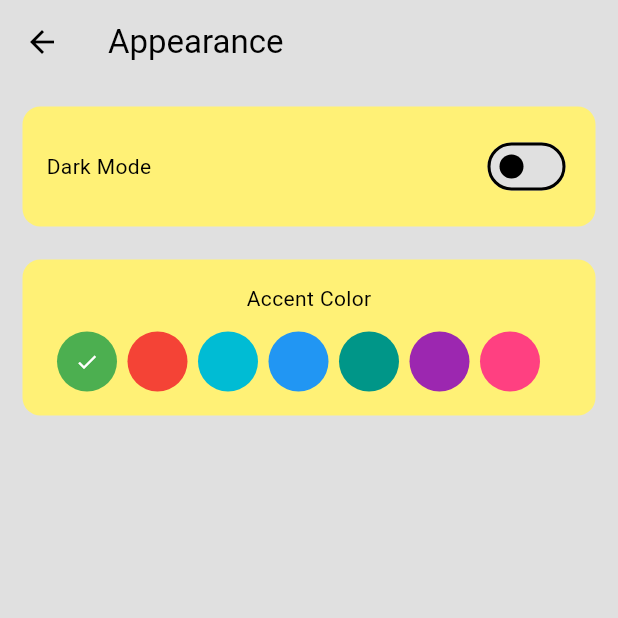
After one commit to TunarAlasgarzade/chat_app, a Flutter app: the screen it shows once a user with an empty profile is signed in, item 3 of the bottom bar chosen, after a tap on "Appearance", on a phone screen of 412 x 824 dp, the top half of it. The commit adds this screen. Run offline on Flutter 3.47's test engine with Material 3 defaults, Android fonts, the phone set to English and light mode, and no system bars; our stand-ins replace audioplayers, cloud_firestore, firebase_auth, firebase_core, shared_preferences; accounts and stored records are empty; network calls fail.

Commit message:
feat: add appearance page with dark mode toggle and accent color selection

```diff
--- a/lib/main.dart
+++ b/lib/main.dart
@@ -31,7 +31,7 @@ class MyApp extends StatelessWidget {
     return MaterialApp(
       debugShowCheckedModeBanner: false,
       home: const AuthGate(),
-      theme: Provider.of<ThemeProvider>(context).themeData,
+      theme: context.watch<ThemeProvider>().themeData,
     );
   }
 }
--- /dev/null
+++ b/lib/pages/appearance_page.dart
@@ -0,0 +1,142 @@
+import 'package:chat_app/themes/theme_provider.dart';
+import 'package:flutter/material.dart';
+import 'package:provider/provider.dart';
+
+class AppearancePage extends StatelessWidget {
+  const AppearancePage({super.key});
+
+  @override
+  Widget build(BuildContext context) {
+    return Consumer<ThemeProvider>(
+      builder: (context, themeProvider, child) {
+        return Scaffold(
+          appBar: AppBar(
+            title: const Text("Appearance"),
+          ),
+          body: Column(
+            children: [
+              // dark mode
+              Container(
+                decoration: BoxDecoration(
+                  color: Theme.of(context).colorScheme.secondary,
+                  borderRadius: BorderRadius.all(Radius.circular(12)),
+                ),
+                margin: const EdgeInsets.only(right: 15, left: 15, top: 15),
+                padding: const EdgeInsets.all(16),
+                child: Row(
+                  mainAxisAlignment: MainAxisAlignment.spaceBetween,
+                  children: [
+                    const Text("Dark Mode"),
+                    Switch(
+                      value: themeProvider.isDarkMode,
+                      onChanged: (value) => context.read<ThemeProvider>().toggleTheme(),
+                    ),
+                  ],
+                ),
+              ),
+
+              SizedBox(height: 7),
+
+              // primary color
+              Container(
+                decoration: BoxDecoration(
+                  color: Theme.of(context).colorScheme.secondary,
+                  borderRadius: BorderRadius.all(Radius.circular(12)),
+                ),
+                margin: const EdgeInsets.only(right: 15, left: 15, top: 15),
+                padding: const EdgeInsets.all(16),
+                child: Column(
+                  children: [
+                    Text("Accent Color"),
+                    SizedBox(height: 12),
+                    Row(
+                      children: [
+                        SizedBox(width: 7),
+                        GestureDetector(
+                          onTap: () => context.read<ThemeProvider>().changeColor(Colors.green),
+                          child: CircleAvatar(
+                            backgroundColor: Colors.green,
+                            radius: 20,
+                            child: themeProvider.color == Colors.green
+                                ? Icon(Icons.check, color: Colors.white, size: 16)
+                                : null,
+                          )
+                        ),
+                        SizedBox(width: 7),
+                        GestureDetector(
+                          onTap: () => context.read<ThemeProvider>().changeColor(Colors.red),
+                          child: CircleAvatar(
+                            backgroundColor: Colors.red,
+                            radius: 20,
+                            child: themeProvider.color == Colors.red
+                                ? Icon(Icons.check, color: Colors.white, size: 16)
+                                : null,
+                          )
+                        ),
+                        SizedBox(width: 7),
+                        GestureDetector(
+                          onTap: () => context.read<ThemeProvider>().changeColor(Colors.cyan),
+                          child: CircleAvatar(
+                            backgroundColor: Colors.cyan,
+                            radius: 20,
+                            child: themeProvider.color == Colors.cyan
+                                ? Icon(Icons.check, color: Colors.white, size: 16)
+                                : null,
+                          )
+                        ),
+                        SizedBox(width: 7),
+                        GestureDetector(
+                          onTap: () => context.read<ThemeProvider>().changeColor(Colors.blue),
+                          child: CircleAvatar(
+                            backgroundColor: Colors.blue,
+                            radius: 20,
+                            child: themeProvider.color == Colors.blue
+                                ? Icon(Icons.check, color: Colors.white, size: 16)
+                                : null,
+                          )
+                        ),
+                        SizedBox(width: 7),
+                        GestureDetector(
+                          onTap: () => context.read<ThemeProvider>().changeColor(Colors.teal),
+                          child: CircleAvatar(
+                            backgroundColor: Colors.teal,
+                            radius: 20,
+                            child: themeProvider.color == Colors.teal
+                                ? Icon(Icons.check, color: Colors.white, size: 16)
+                                : null,
+                          )
+                        ),
+                        SizedBox(width: 7),
+                        GestureDetector(
+                          onTap: () => context.read<ThemeProvider>().changeColor(Colors.purple),
+                          child: CircleAvatar(
+                            backgroundColor: Colors.purple,
+                            radius: 20,
+                            child: themeProvider.color == Colors.purple
+                                ? Icon(Icons.check, color: Colors.white, size: 16)
+                                : null,
+                          )
+                        ),
+                        SizedBox(width: 7),
+                        GestureDetector(
+                          onTap: () => context.read<ThemeProvider>().changeColor(Colors.pinkAccent),
+                          child: CircleAvatar(
+                            backgroundColor: Colors.pinkAccent,
+                            radius: 20,
+                            child: themeProvider.color == Colors.pinkAccent
+                                ? Icon(Icons.check, color: Colors.white, size: 16)
+                                : null,
+                          )
+                        ),
+                      ],
+                    ),
+                  ],
+                ),
+              ),
+            ],
+          ),
+        );
+      },
+    );
+  }
+}
--- a/lib/pages/chat_page.dart
+++ b/lib/pages/chat_page.dart
@@ -215,7 +215,7 @@ class _ChatPageState extends State<ChatPage> {
             ),
           ),
           Container(
-            decoration: const BoxDecoration(color: Colors.green, shape: BoxShape.circle),
+            decoration: BoxDecoration(color: Theme.of(context).colorScheme.primary, shape: BoxShape.circle),
             margin: const EdgeInsets.only(right: 9),
             child: IconButton(
               onPressed: sendMessage,
--- a/lib/pages/settings_page.dart
+++ b/lib/pages/settings_page.dart
@@ -1,3 +1,4 @@
+import 'package:chat_app/pages/appearance_page.dart';
 import 'package:chat_app/themes/theme_provider.dart';
 import 'package:flutter/material.dart';
 import 'package:provider/provider.dart';
@@ -13,27 +14,30 @@ class SettingsPage extends StatelessWidget {
       backgroundColor: Theme.of(context).colorScheme.surface,
       body: Column(
         children: [
-          Container(
+          GestureDetector(
+            onTap: () {
+               Navigator.push(
+                context,
+                MaterialPageRoute(builder: (context) => AppearancePage()),
+              );
+            },
+            child: Container(
               decoration: BoxDecoration(
                 color: Theme.of(context).colorScheme.secondary,
                 borderRadius: BorderRadius.all(Radius.circular(12))
               ),
               margin: const EdgeInsets.only(right: 15, left: 15, top: 15),
-            padding:const EdgeInsets.all(16),
+              padding:const EdgeInsets.all(27.6),
               child: Row(
                 mainAxisAlignment: MainAxisAlignment.spaceBetween,
                 children: [
-                // dark mode
-                const Text("Dark Mode"),
+                  // blocked users
+                  const Text("Appearance"),
 
-                // switch toggle
-                Switch(
-                  value: Provider.of<ThemeProvider>(context, listen: false).isDarkMode,
-                  onChanged: (value) =>
-                    Provider.of<ThemeProvider>(context, listen: false)
-                      .toggleTheme()
-                )
+                  // arrow forward
+                  Icon(Icons.arrow_forward)
                 ],
+              ),
             ),
           ),
           GestureDetector(
--- a/lib/themes/dark_mode.dart
+++ b/lib/themes/dark_mode.dart
@@ -1,11 +1,13 @@
 import 'package:flutter/material.dart';
 
-ThemeData darkMode = ThemeData(
+ThemeData darkMode(Color color) {
+  return ThemeData(
       colorScheme: ColorScheme.dark(
       surface: Colors.grey.shade900,
-    primary: Colors.green.shade600,
+      primary: color,
       secondary: Colors.grey.shade800,
       tertiary: Colors.grey.shade700,
       inversePrimary: Colors.grey.shade300,
     ),
   );
+}
--- a/lib/themes/light_mode.dart
+++ b/lib/themes/light_mode.dart
@@ -1,11 +1,13 @@
 import 'package:flutter/material.dart';
 
-ThemeData lightMode = ThemeData(
+ThemeData lightMode(Color color) {
+  return ThemeData(
       colorScheme: ColorScheme.light(
       surface: Colors.grey.shade300,
-    primary: Colors.green,
+      primary: color,
       secondary: Colors.yellow.shade300,
       tertiary: Colors.grey.shade500,
       inversePrimary: Colors.grey.shade900
     ),
   );
+}
--- a/lib/themes/theme_provider.dart
+++ b/lib/themes/theme_provider.dart
@@ -4,36 +4,34 @@ import 'package:flutter/material.dart';
 import 'package:shared_preferences/shared_preferences.dart';
 
 class ThemeProvider extends ChangeNotifier {
-  ThemeData _themeData = lightMode;
+  bool _isDarkMode = false;
+  Color _color = Colors.green;
 
-  ThemeData get themeData => _themeData;
-
-  bool get isDarkMode => _themeData == darkMode;
+  ThemeData get themeData => _isDarkMode ? darkMode(_color) : lightMode(_color);
+  bool get isDarkMode => _isDarkMode;
+  Color get color => _color;
 
   Future<void> loadTheme() async {
     final prefs = await SharedPreferences.getInstance();
-    final isDark = prefs.getBool("isDarkMode");
-
-    if (isDark == true) {
-      _themeData = darkMode;
-    } else {
-      _themeData = lightMode;
+    _isDarkMode = prefs.getBool("isDarkMode") ?? false;
+    final savedColor = prefs.getInt("accentColor");
+    if (savedColor != null) {
+      _color = Color(savedColor);
     }
-    notifyListeners();
-  }
-
-  set themeData(ThemeData themeData) {
-    _themeData = themeData;
     notifyListeners();
   }
 
   void toggleTheme() async {
     final prefs = await SharedPreferences.getInstance();
-    if (_themeData == lightMode) {
-      themeData = darkMode;
-    } else {
-      themeData = lightMode;
-    }
-    prefs.setBool("isDarkMode", isDarkMode);
+    _isDarkMode = !_isDarkMode;
+    prefs.setBool("isDarkMode", _isDarkMode);
+    notifyListeners();
+  }
+
+  void changeColor(Color newColor) async {
+    final prefs = await SharedPreferences.getInstance();
+    _color = newColor;
+    prefs.setInt("accentColor", newColor.toARGB32());
+    notifyListeners();
   }
 }
```
Also changed, not shown: 2 other files. Lines whose indentation alone changed are shown as unchanged.
